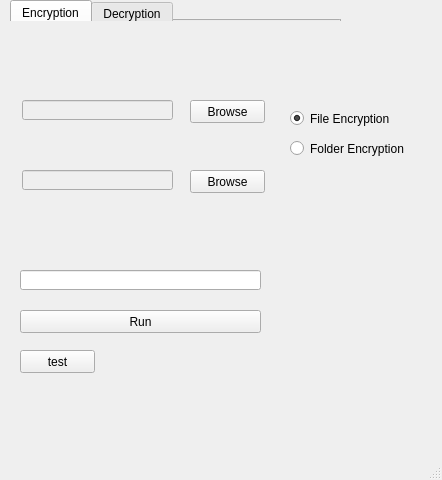
AHazimy/Enc._Dec-AES, file MainWindow.ui: the form before one commit.
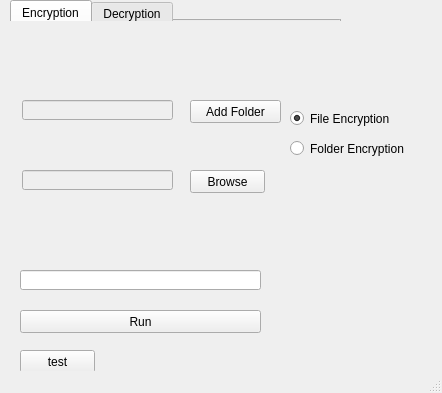
The form after the commit. Icons and pictures are not drawn.

Patch:
```diff
--- a/MainWindow.ui
+++ b/MainWindow.ui
@@ -7,7 +7,7 @@
     <x>0</x>
     <y>0</y>
     <width>442</width>
-    <height>480</height>
+    <height>393</height>
    </rect>
   </property>
   <property name="windowTitle">
@@ -45,7 +45,7 @@
      <rect>
       <x>190</x>
       <y>100</y>
-      <width>75</width>
+      <width>91</width>
       <height>23</height>
      </rect>
     </property>
@@ -53,7 +53,15 @@
      <cursorShape>PointingHandCursor</cursorShape>
     </property>
     <property name="text">
-     <string>Browse</string>
+     <string>Add Folder</string>
+    </property>
+    <property name="icon">
+     <iconset>
+      <normalon>:/newPrefix/img/folder.png</normalon>
+     </iconset>
+    </property>
+    <property name="checkable">
+     <bool>false</bool>
     </property>
    </widget>
    <widget class="QPushButton" name="btn_browse_destination">
```
Left out of the diff: 12 changed lines with no effect on the pictures.
